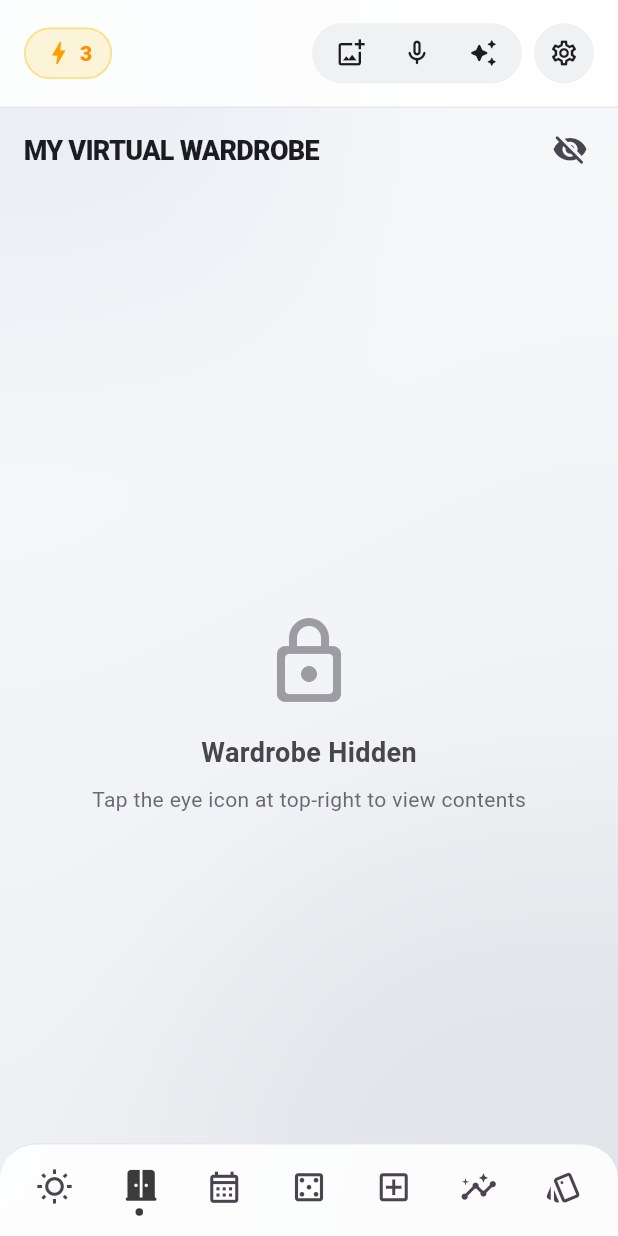
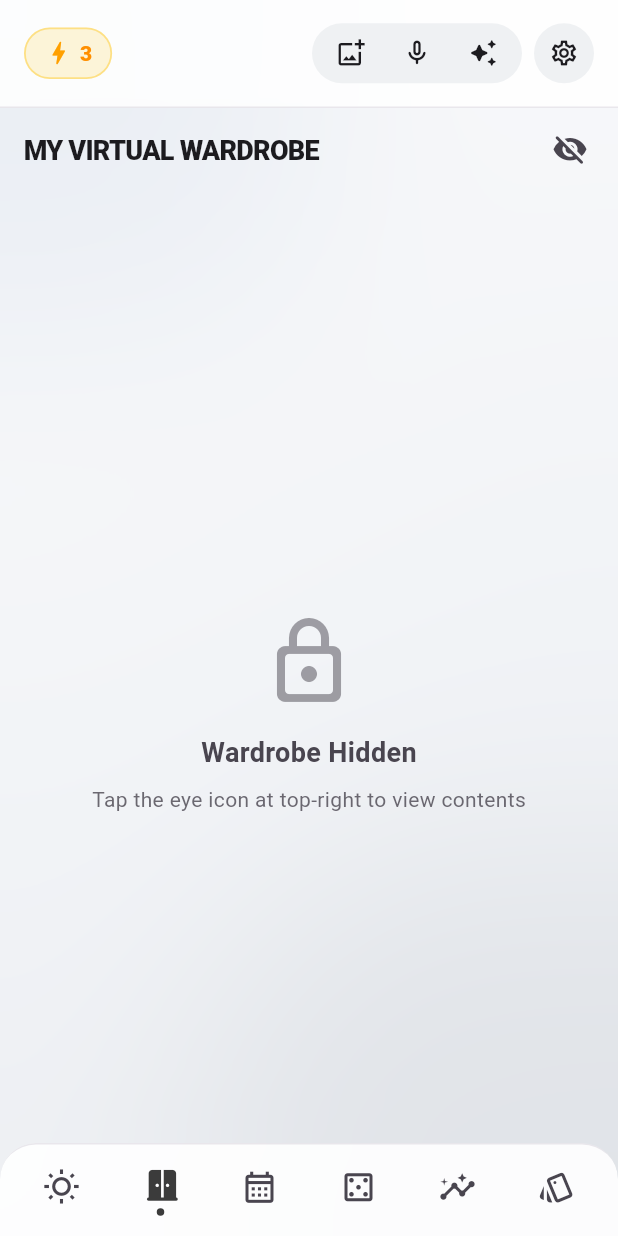
Before and after one commit to ayberkzcn9/FitCheck2-ios, a Flutter app: the screen it shows once a user with an empty profile is signed in, after a tap on "Add a photo", after a tap on the "visibility" icon, on a phone screen of 412 x 824 dp. Run offline on Flutter 3.47's test engine with Material 3 defaults, Android fonts, the phone set to English and light mode, and no system bars; our stand-ins replace cached_network_image, cloud_firestore, confetti, firebase_analytics, firebase_auth, firebase_core and 21 more; missing offline and left inert: app_tracking_transparency, tutorial_coach_mark; accounts and stored records are empty; network calls fail; statements that could not run were skipped.

Commit message:
Kendin Kombin Yap sekmesi devre disi: nav 6 sekme, rehber adimi kaldirildi, indeksler korundu

```diff
--- a/lib/screens/ana_ekran.dart
+++ b/lib/screens/ana_ekran.dart
@@ -16,7 +16,8 @@ import '../models/favori_kombin.dart';
 import 'gardirobum_ekrani.dart';
 import 'haftalik_planlayici_ekrani.dart';
 import 'gunluk_kombin_ekrani.dart';
-import 'kendi_kombinim_ekrani.dart';
+// "Kendin Kombin Yap" sekmesi devre dışı bırakıldı; ekran dosyası
+// (kendi_kombinim_ekrani.dart) repoda duruyor, sekme açılınca import geri gelir.
 import 'profil_analiz_ekrani.dart';
 import 'kombin_duellosu_ekrani.dart';
 import 'ai_chatbot_modal.dart';
@@ -93,7 +94,7 @@ class _AnaEkraniNavigasyonState extends State<AnaEkraniNavigasyon> {
   final GlobalKey _gardirobumNavKey = GlobalKey();
   final GlobalKey _haftalikNavKey = GlobalKey();
   final GlobalKey _dolaptanNavKey = GlobalKey();
-  final GlobalKey _kendiNavKey = GlobalKey();
+  // "Kendin Kombin Yap" sekmesi devre dışı: alt menüde ve rehberde yok.
   final GlobalKey _profilNavKey = GlobalKey();
 
   String _varsayilanCinsiyet = 'Kadın';
@@ -320,7 +321,6 @@ class _AnaEkraniNavigasyonState extends State<AnaEkraniNavigasyon> {
           gardirobumNavKey: _gardirobumNavKey,
           haftalikNavKey: _haftalikNavKey,
           dolaptanNavKey: _dolaptanNavKey,
-          kendiNavKey: _kendiNavKey,
           profilNavKey: _profilNavKey,
           onFinish: () async {
             final p = await SharedPreferences.getInstance();
@@ -848,6 +848,10 @@ class _AnaEkraniNavigasyonState extends State<AnaEkraniNavigasyon> {
     });
   }
 
+  // NOT: Aşağıdaki iki yardımcı yalnızca "Kendin Kombin Yap" ekranı için
+  // kullanılıyordu; sekme devre dışı olduğu için şimdilik çağrılmıyorlar.
+  // Sekme yeniden açıldığında bağlantılar da geri gelecek.
+  // ignore: unused_element
   Future<void> _favoriKombinBaslikIleSil(String baslik) async {
     await _dataLock.synchronized(() async {
       if (_verilerYukleniyor) return;
@@ -858,6 +862,7 @@ class _AnaEkraniNavigasyonState extends State<AnaEkraniNavigasyon> {
     });
   }
 
+  // ignore: unused_element
   bool _isKombinFavoride(List<String> parcaBasliklari) {
     if (parcaBasliklari.isEmpty) return false;
 
@@ -1601,9 +1606,7 @@ class _AnaEkraniNavigasyonState extends State<AnaEkraniNavigasyon> {
                     _buildNavItem(Icons.casino_outlined, Icons.casino_rounded,
                         _sekmeKombin,
                         key: _dolaptanNavKey),
-                    _buildNavItem(Icons.add_box_outlined,
-                        Icons.add_box_rounded, _sekmeKendi,
-                        key: _kendiNavKey),
+                    // "Kendin Kombin Yap" (_sekmeKendi) bilinçli olarak kapalı.
                     _buildNavItem(Icons.insights_outlined,
                         Icons.insights_rounded, _sekmeProfil,
                         key: _profilNavKey),
@@ -1621,6 +1624,10 @@ class _AnaEkraniNavigasyonState extends State<AnaEkraniNavigasyon> {
 
   /// Sekmeyi değiştirir ve analitik için ekran görüntülemesi gönderir.
   void _sekmeSec(int index) {
+    // Devre dışı sekme: yanlışlıkla bir yönlendirme olursa Bugün'e düş.
+    if (index == _sekmeKendi) {
+      index = _sekmeBugun;
+    }
     if (_seciliSekme == index) return;
     setState(() => _seciliSekme = index);
     AnalyticsServisi().ekranGoruntule(AnalyticsServisi.sekmeAdlari[index]);
@@ -1776,15 +1783,11 @@ class _AnaEkraniNavigasyonState extends State<AnaEkraniNavigasyon> {
         anaRenk: _anaRenk,
         isAktifSekme: _seciliSekme == _sekmeKombin,
       ),
-      KendiKombinimEkrani(
-        gardirobum: _gardirobum,
-        anaRenk: _anaRenk,
-        onFavoriEkle: _favoriKombinEkle,
-        onFavoriCikar: _favoriKombinBaslikIleSil,
-        isFavoriKontrol: (parcaBasliklari) =>
-            _isKombinFavoride(parcaBasliklari),
-        onGecmiseEkle: _kombinGecmisineEkle,
-      ),
+      // 4) "Kendin Kombin Yap" sekmesi devre dışı bırakıldı.
+      // Ekran kodu `kendi_kombinim_ekrani.dart` içinde duruyor; sekme
+      // yeniden açılacaksa buradaki yer tutucu silinip ekran geri konur.
+      // İndeksler (profil = 5, düello = 6) bozulmasın diye yer tutucu var.
+      const SizedBox.shrink(),
       ProfilVeAnalizEkrani(
         gardirobum: _gardirobum,
         favoriKombinler: _favoriKombinler,
```
Also changed, not shown: 1 other file.
